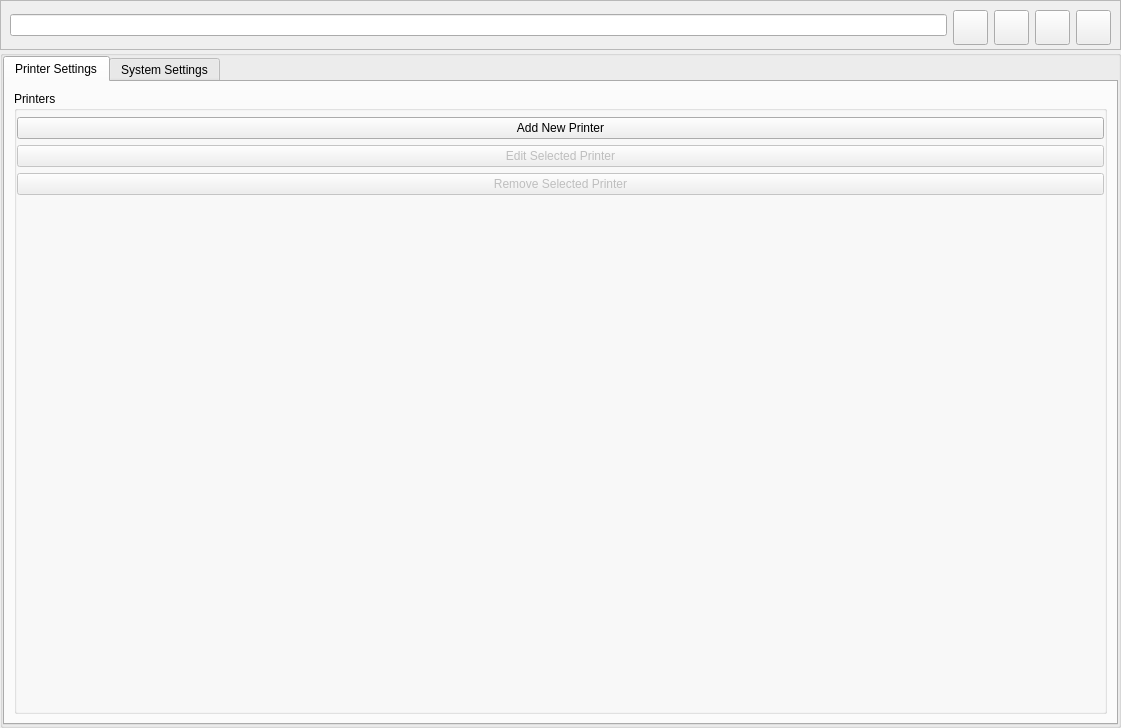
First picture: the form in pages/settings/settingspage.ui, repository DigitalArtifex/Flo, before the edit.
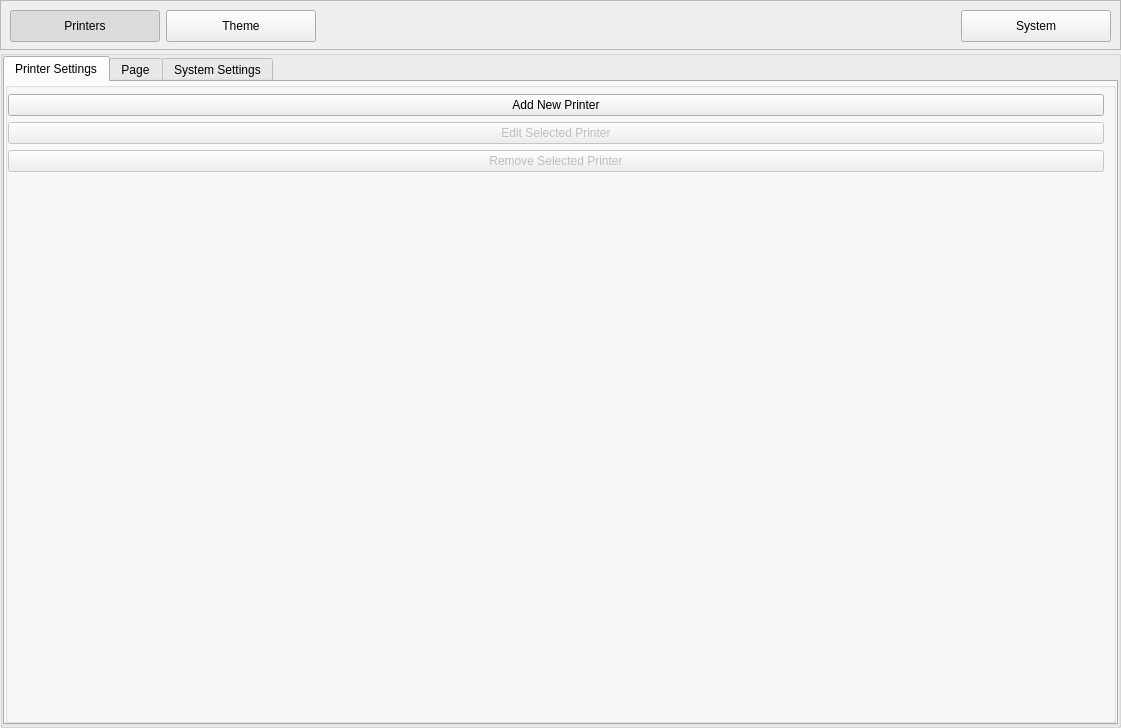
Second picture: the form after the edit.

Commit message: Updating Settings Page

The edit to the form file:
```diff
--- a/pages/settings/settingspage.ui
+++ b/pages/settings/settingspage.ui
@@ -43,74 +43,45 @@
      <property name="frameShadow">
       <enum>QFrame::Raised</enum>
      </property>
-     <layout class="QGridLayout" name="gridLayout_3">
-      <property name="bottomMargin">
-       <number>9</number>
-      </property>
-      <item row="0" column="0">
-       <widget class="QLineEdit" name="searchEdit">
-        <property name="inputMask">
-         <string/>
-        </property>
-        <property name="text">
-         <string/>
-        </property>
-        <property name="maxLength">
-         <number>32767</number>
-        </property>
-        <property name="echoMode">
-         <enum>QLineEdit::Normal</enum>
-        </property>
-       </widget>
-      </item>
-      <item row="0" column="3">
-       <widget class="QToolButton" name="folderCreateButton">
+     <layout class="QHBoxLayout" name="horizontalLayout">
+      <item>
+       <widget class="QPushButton" name="printersButton">
         <property name="minimumSize">
          <size>
-          <width>35</width>
-          <height>35</height>
-         </size>
-        </property>
-        <property name="text">
-         <string/>
-        </property>
-        <property name="iconSize">
-         <size>
-          <width>24</width>
-          <height>24</height>
-         </size>
-        </property>
-       </widget>
-      </item>
-      <item row="0" column="1">
-       <widget class="QPushButton" name="searchButton">
-        <property name="minimumSize">
-         <size>
-          <width>35</width>
-          <height>35</height>
+          <width>150</width>
+          <height>32</height>
          </size>
         </property>
         <property name="maximumSize">
          <size>
-          <width>35</width>
-          <height>35</height>
+          <width>32</width>
+          <height>32</height>
          </size>
         </property>
         <property name="text">
-         <string/>
+         <string>Printers</string>
         </property>
+        <property name="checkable">
+         <bool>true</bool>
+        </property>
+        <property name="checked">
+         <bool>true</bool>
+        </property>
+        <property name="autoExclusive">
+         <bool>true</bool>
+        </property>
        </widget>
       </item>
-      <item row="0" column="2">
-       <widget class="QToolButton" name="fileUploadButton">
+      <item>
+       <widget class="QToolButton" name="themeButton">
         <property name="minimumSize">
          <size>
-          <width>35</width>
-          <height>35</height>
+          <width>150</width>
+          <height>32</height>
          </size>
         </property>
         <property name="text">
-         <string/>
+         <string>Theme</string>
         </property>
         <property name="iconSize">
          <size>
@@ -118,24 +89,43 @@
           <height>24</height>
          </size>
         </property>
+        <property name="checkable">
+         <bool>true</bool>
+        </property>
+        <property name="autoExclusive">
+         <bool>true</bool>
+        </property>
        </widget>
       </item>
-      <item row="0" column="4">
-       <widget class="QToolButton" name="fileRefreshButton_2">
+      <item>
+       <spacer name="horizontalSpacer_3">
+        <property name="orientation">
+         <enum>Qt::Horizontal</enum>
+        </property>
+        <property name="sizeHint" stdset="0">
+         <size>
+          <width>630</width>
+          <height>20</height>
+         </size>
+        </property>
+       </spacer>
+      </item>
+      <item>
+       <widget class="QToolButton" name="systemButton">
         <property name="minimumSize">
          <size>
-          <width>35</width>
-          <height>35</height>
+          <width>150</width>
+          <height>32</height>
          </size>
         </property>
         <property name="text">
-         <string/>
+         <string>System</string>
         </property>
-        <property name="iconSize">
-         <size>
-          <width>24</width>
-          <height>24</height>
-         </size>
+        <property name="checkable">
+         <bool>true</bool>
+        </property>
+        <property name="autoExclusive">
+         <bool>true</bool>
         </property>
        </widget>
       </item>
@@ -176,10 +166,25 @@
           <string>Printer Settings</string>
          </attribute>
          <layout class="QGridLayout" name="gridLayout_5">
+          <property name="leftMargin">
+           <number>0</number>
+          </property>
+          <property name="topMargin">
+           <number>0</number>
+          </property>
+          <property name="rightMargin">
+           <number>0</number>
+          </property>
+          <property name="bottomMargin">
+           <number>0</number>
+          </property>
+          <property name="spacing">
+           <number>0</number>
+          </property>
           <item row="0" column="0">
            <widget class="QGroupBox" name="groupBox">
             <property name="title">
-             <string>Printers</string>
+             <string/>
             </property>
             <layout class="QGridLayout" name="gridLayout_4">
              <property name="leftMargin">
@@ -207,7 +212,7 @@
                  <number>0</number>
                 </property>
                 <property name="rightMargin">
-                 <number>0</number>
+                 <number>9</number>
                 </property>
                 <property name="bottomMargin">
                  <number>0</number>
@@ -270,6 +275,11 @@
           </item>
          </layout>
         </widget>
+        <widget class="QWidget" name="themeTab">
+         <attribute name="title">
+          <string>Page</string>
+         </attribute>
+        </widget>
         <widget class="QWidget" name="systemTab">
          <attribute name="title">
           <string>System Settings</string>
```
The commit also changes 9 other files.
